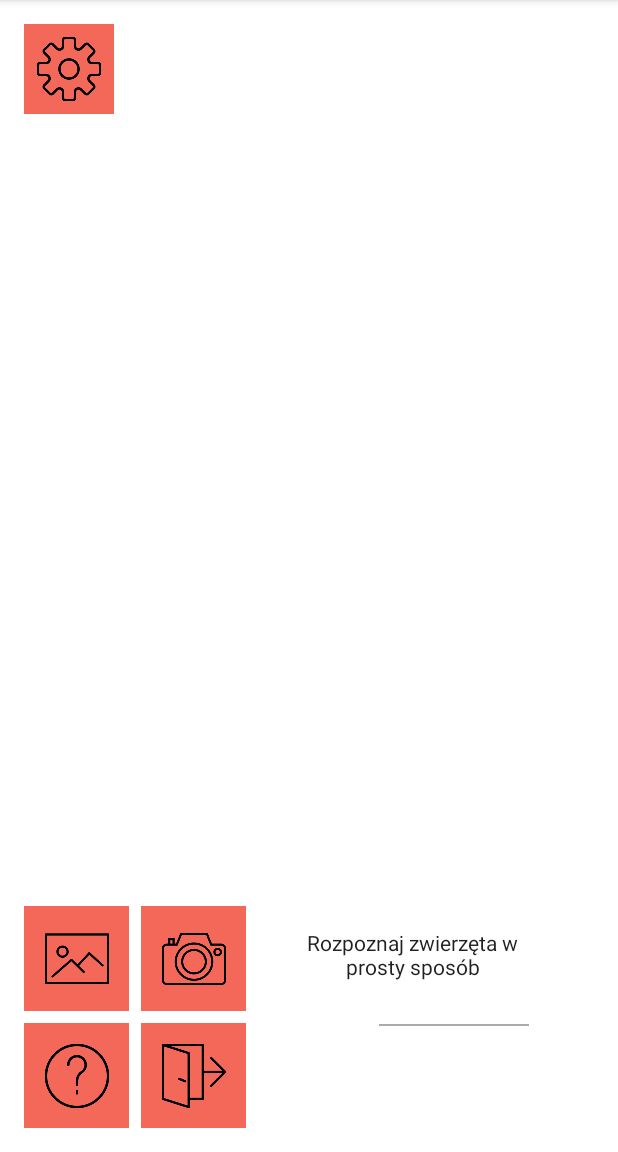
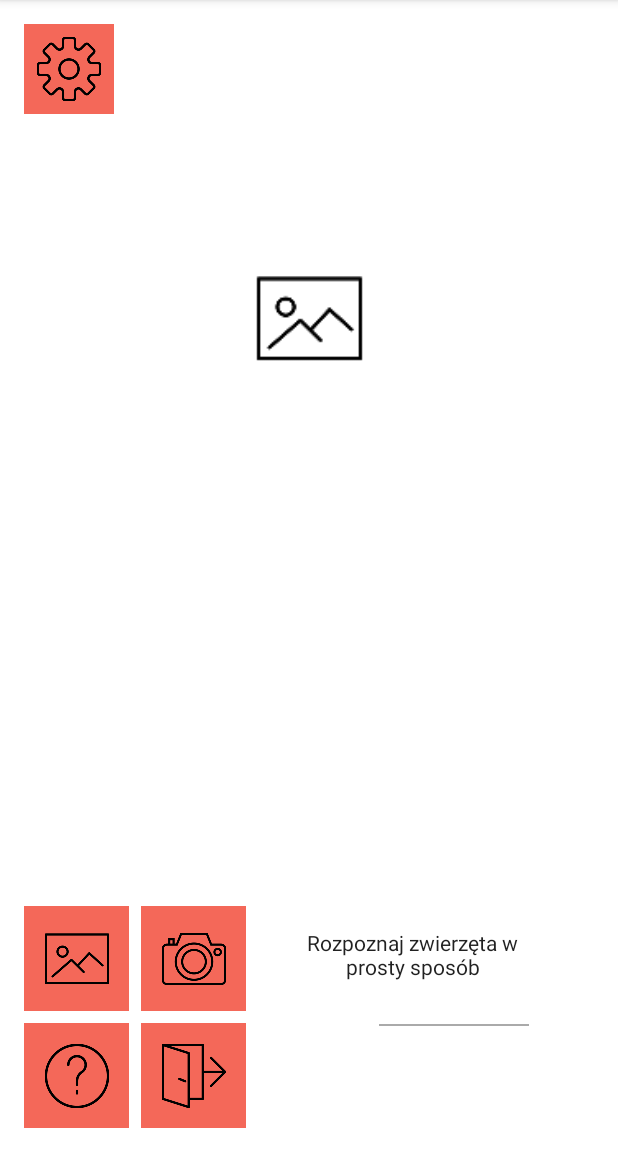
Before and after one commit to pawel2973/AnimalFinder, an Android app: the screen it shows after launch (MainActivity), on a phone screen of 412 x 824 dp, the part 84-1236 px from its top. Run offline under Robolectric (Android 15) with nearby library versions, the phone set to English and light mode, and no system bars.

Commit message:
Upload Image v1
Not Working

```diff
--- a/app/src/main/AndroidManifest.xml
+++ b/app/src/main/AndroidManifest.xml
@@ -1,6 +1,7 @@
 <?xml version="1.0" encoding="utf-8"?>
 <manifest xmlns:android="http://schemas.android.com/apk/res/android"
     package="com.example.perkoz.animalfinder">
+    <uses-permission android:name="android.permission.WRITE_EXTERNAL_STORAGE" />
 
     <application
         android:allowBackup="true"
--- a/app/src/main/res/layout/activity_main.xml
+++ b/app/src/main/res/layout/activity_main.xml
@@ -68,21 +68,6 @@
         app:layout_constraintTop_toTopOf="parent"
         app:srcCompat="@mipmap/settings_foreground" />
 
-    <ImageView
-        android:id="@+id/imageView"
-        android:layout_width="260dp"
-        android:layout_height="260dp"
-        android:layout_marginStart="8dp"
-        android:layout_marginTop="80dp"
-        android:layout_marginEnd="8dp"
-        android:contentDescription="@string/LoadedImage"
-        android:visibility="visible"
-        app:layout_constraintEnd_toEndOf="parent"
-        app:layout_constraintHorizontal_bias="0.504"
-        app:layout_constraintStart_toStartOf="parent"
-        app:layout_constraintTop_toTopOf="parent"
-        tools:srcCompat="@tools:sample/backgrounds/scenic[1]" />
-
     <TextView
         android:id="@+id/textViewPrediction"
         android:layout_width="157dp"
@@ -128,4 +113,17 @@
         app:layout_constraintHorizontal_bias="0.85"
         app:layout_constraintStart_toEndOf="@+id/imageButtonExit" />
 
+    <ImageView
+        android:id="@+id/imageView"
+        android:layout_width="250dp"
+        android:layout_height="177dp"
+        android:layout_marginStart="8dp"
+        android:layout_marginTop="124dp"
+        android:layout_marginEnd="8dp"
+        android:visibility="visible"
+        app:layout_constraintEnd_toEndOf="parent"
+        app:layout_constraintStart_toStartOf="parent"
+        app:layout_constraintTop_toTopOf="parent"
+        app:srcCompat="@mipmap/gallery_foreground" />
+
 </android.support.constraint.ConstraintLayout>
```
Also changed, not shown: app/src/main/java/com/example/perkoz/animalfinder/MainActivity.java (+49 -5 lines).
